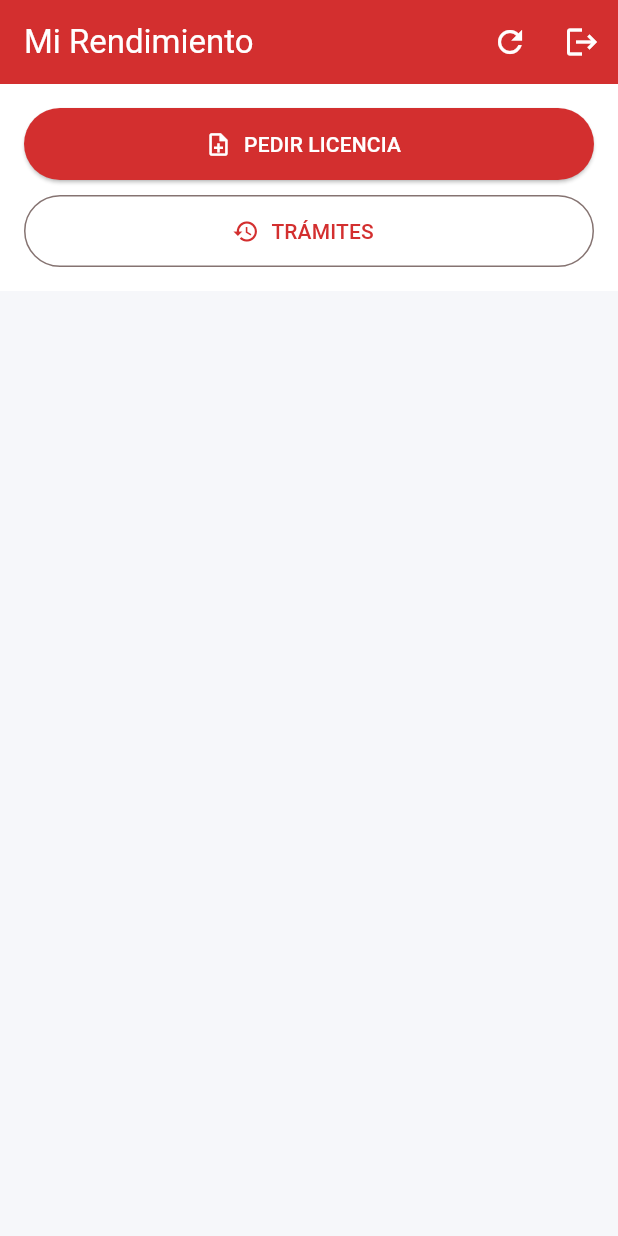
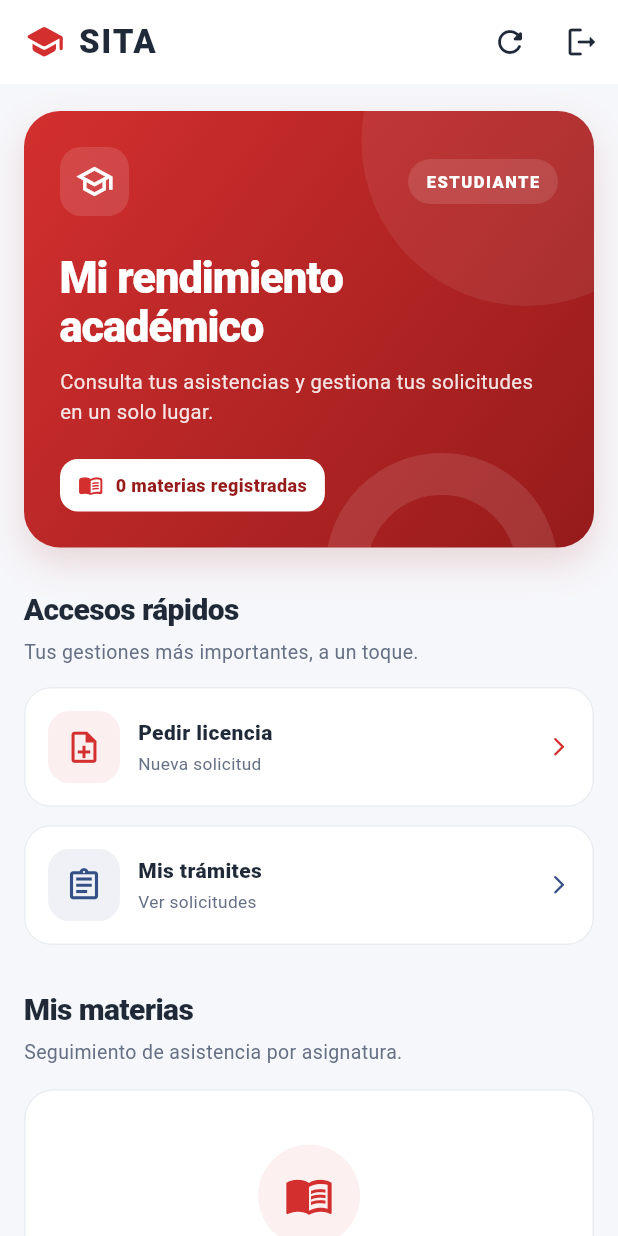
Before and after one commit to quisbertfabio6/app-proyecto-de-grado, a Flutter app: the EstudianteHomeScreen screen opened directly, on a phone screen of 412 x 824 dp. Run offline on Flutter 3.47's test engine with Material 3 defaults, Android fonts, the phone set to English and light mode, and no system bars; our stand-ins replace audioplayers, connectivity_plus, file_picker, flutter_image_compress, image_picker, shared_preferences and 1 more; missing offline and left inert: mobile_scanner; accounts and stored records are empty; network calls fail.

Commit message:
Fase 5: rediseño visible del panel estudiante con encabezado, accesos y progreso

```diff
--- a/lib/screens/estudiante/estudiante_home_screen.dart
+++ b/lib/screens/estudiante/estudiante_home_screen.dart
@@ -3,6 +3,7 @@ import '../../services/api_service.dart';
 import '../login_screen.dart';
 import 'licencia_form_screen.dart';
 import 'mis_licencias_screen.dart';
+import '../../widgets/sita_dashboard_ui.dart';
 
 class EstudianteHomeScreen extends StatefulWidget {
   const EstudianteHomeScreen({super.key});
@@ -43,47 +44,73 @@ class _EstudianteHomeScreenState extends State<EstudianteHomeScreen> {
   Widget build(BuildContext context) {
     return Scaffold(
       appBar: AppBar(
-        title: const Text('Mi Rendimiento'),
-        backgroundColor: const Color(0xFFD32F2F),
-        foregroundColor: Colors.white,
+        backgroundColor: Colors.white,
+        foregroundColor: sitaInk,
+        title: const Row(
+          mainAxisSize: MainAxisSize.min,
+          children: [
+            Icon(Icons.school_rounded, color: sitaRed, size: 27),
+            SizedBox(width: 9),
+            Text(
+              'SITA',
+              style: TextStyle(
+                fontWeight: FontWeight.w900,
+                letterSpacing: 1.2,
+                color: sitaInk,
+              ),
+            ),
+          ],
+        ),
         actions: [
           IconButton(
             tooltip: 'Actualizar materias',
-            icon: const Icon(Icons.refresh),
+            icon: const Icon(Icons.refresh_rounded),
             onPressed: _cargarDatos,
           ),
           IconButton(
             tooltip: 'Cerrar sesión',
-            icon: const Icon(Icons.logout),
+            icon: const Icon(Icons.logout_rounded),
             onPressed: _logout,
           ),
         ],
       ),
       body: _isLoading
           ? const Center(child: CircularProgressIndicator())
-          : Column(
+          : ListView(
+              padding: const EdgeInsets.fromLTRB(16, 18, 16, 28),
               children: [
-                // Acciones principales: en celulares estrechos se apilan
-                // para evitar que el texto de los botones se corte.
-                Container(
-                  padding: const EdgeInsets.all(16),
-                  color: Colors.white,
-                  child: LayoutBuilder(
+                SitaHeroBanner(
+                  section: 'ESTUDIANTE',
+                  title: 'Mi rendimiento\nacadémico',
+                  description:
+                      'Consulta tus asistencias y gestiona tus solicitudes en un solo lugar.',
+                  counterLabel: '${_materias.length} materias registradas',
+                  icon: Icons.school_outlined,
+                ),
+                const SizedBox(height: 27),
+                const SitaSectionTitle(
+                  title: 'Accesos rápidos',
+                  subtitle: 'Tus gestiones más importantes, a un toque.',
+                ),
+                const SizedBox(height: 14),
+                LayoutBuilder(
                   builder: (context, constraints) {
-                      final anchoDisponible = constraints.maxWidth;
-                      final unaColumna = anchoDisponible < 440;
-                      final anchoBoton = unaColumna
-                          ? anchoDisponible
-                          : (anchoDisponible - 10) / 2;
+                    final unaColumna = constraints.maxWidth < 600;
+                    final ancho = unaColumna
+                        ? constraints.maxWidth
+                        : (constraints.maxWidth - 12) / 2;
 
                     return Wrap(
-                        spacing: 10,
-                        runSpacing: 10,
+                      spacing: 12,
+                      runSpacing: 12,
                       children: [
                         SizedBox(
-                            width: anchoBoton,
-                            child: ElevatedButton.icon(
-                              onPressed: () {
+                          width: ancho,
+                          child: SitaActionTile(
+                            icon: Icons.note_add_outlined,
+                            title: 'Pedir licencia',
+                            subtitle: 'Nueva solicitud',
+                            onTap: () {
                               Navigator.push(
                                 context,
                                 MaterialPageRoute(
@@ -91,19 +118,16 @@ class _EstudianteHomeScreenState extends State<EstudianteHomeScreen> {
                                 ),
                               );
                             },
-                              icon: const Icon(Icons.note_add_outlined, size: 18),
-                              label: const Text('PEDIR LICENCIA'),
-                              style: ElevatedButton.styleFrom(
-                                backgroundColor: const Color(0xFFD32F2F),
-                                foregroundColor: Colors.white,
-                                minimumSize: const Size(0, 48),
-                              ),
                           ),
                         ),
                         SizedBox(
-                            width: anchoBoton,
-                            child: OutlinedButton.icon(
-                              onPressed: () {
+                          width: ancho,
+                          child: SitaActionTile(
+                            icon: Icons.assignment_outlined,
+                            title: 'Mis trámites',
+                            subtitle: 'Ver solicitudes',
+                            accent: const Color(0xFF344E86),
+                            onTap: () {
                               Navigator.push(
                                 context,
                                 MaterialPageRoute(
@@ -111,93 +135,166 @@ class _EstudianteHomeScreenState extends State<EstudianteHomeScreen> {
                                 ),
                               );
                             },
-                              icon: const Icon(Icons.history, size: 18),
-                              label: const Text('TRÁMITES'),
-                              style: OutlinedButton.styleFrom(
-                                foregroundColor: const Color(0xFFD32F2F),
-                                minimumSize: const Size(0, 48),
-                              ),
                           ),
                         ),
                       ],
                     );
                   },
                 ),
+                const SizedBox(height: 29),
+                const SitaSectionTitle(
+                  title: 'Mis materias',
+                  subtitle: 'Seguimiento de asistencia por asignatura.',
                 ),
+                const SizedBox(height: 15),
+                if (_materias.isEmpty)
+                  const SitaEmptyPanel(
+                    icon: Icons.menu_book_outlined,
+                    title: 'Todavía no hay materias',
+                    description:
+                        'Tus asignaturas aparecerán aquí cuando estén disponibles.',
+                  ),
+                ..._materias.map((materia) {
+                  final porcentaje = materia['porcentaje'];
+                  final esRiesgo = materia['riesgo'];
+                  final colorEstado = esRiesgo
+                      ? const Color(0xFFB42318)
+                      : const Color(0xFF15803D);
 
-                                // --- LISTA DE MATERIAS ---
-                Expanded(
-                  child: ListView.builder(
-                    padding: const EdgeInsets.all(16),
-                    itemCount: _materias.length,
-                    itemBuilder: (context, index) {
-                      final materia = _materias[index];
-                      final porcentaje = materia['porcentaje']; // 0 a 100
-                      final esRiesgo = materia['riesgo']; // true/false
-
-                      return Card(
-                        elevation: 1,
-                        margin: const EdgeInsets.only(bottom: 12),
-                        shape: RoundedRectangleBorder(
-                          side: esRiesgo ? const BorderSide(color: Colors.red, width: 2) : BorderSide.none,
-                          borderRadius: BorderRadius.circular(16)
+                  return Container(
+                    margin: const EdgeInsets.only(bottom: 13),
+                    padding: const EdgeInsets.all(18),
+                    decoration: BoxDecoration(
+                      color: Colors.white,
+                      borderRadius: BorderRadius.circular(20),
+                      border: Border.all(
+                        color: esRiesgo
+                            ? const Color(0xFFF3C2BE)
+                            : const Color(0xFFE8ECF2),
                       ),
-                        child: Padding(
-                          padding: const EdgeInsets.all(16.0),
+                      boxShadow: [
+                        BoxShadow(
+                          color: const Color(0xFF23334A).withAlpha(10),
+                          blurRadius: 15,
+                          offset: const Offset(0, 5),
+                        ),
+                      ],
+                    ),
                     child: Column(
                       crossAxisAlignment: CrossAxisAlignment.start,
                       children: [
-                              // Título y Porcentaje
                         Row(
-                                mainAxisAlignment: MainAxisAlignment.spaceBetween,
                           children: [
+                            Container(
+                              width: 44,
+                              height: 44,
+                              decoration: BoxDecoration(
+                                color: sitaRed.withAlpha(18),
+                                borderRadius: BorderRadius.circular(13),
+                              ),
+                              child: const Icon(
+                                Icons.auto_stories_outlined,
+                                color: sitaRed,
+                                size: 23,
+                              ),
+                            ),
+                            const SizedBox(width: 12),
+                            Expanded(
+                              child: Text(
+                                materia['nombre'],
+                                maxLines: 2,
+                                overflow: TextOverflow.ellipsis,
+                                style: const TextStyle(
+                                  color: sitaInk,
+                                  fontSize: 16,
+                                  fontWeight: FontWeight.w800,
+                                ),
+                              ),
+                            ),
+                            const SizedBox(width: 8),
+                            Container(
+                              padding: const EdgeInsets.symmetric(
+                                horizontal: 10,
+                                vertical: 7,
+                              ),
+                              decoration: BoxDecoration(
+                                color: colorEstado.withAlpha(20),
+                                borderRadius: BorderRadius.circular(12),
+                              ),
+                              child: Text(
+                                '$porcentaje%',
+                                style: TextStyle(
+                                  color: colorEstado,
+                                  fontSize: 14,
+                                  fontWeight: FontWeight.w900,
+                                ),
+                              ),
+                            ),
+                          ],
+                        ),
+                        const SizedBox(height: 21),
+                        Row(
+                          children: [
+                            const Text(
+                              'Asistencia',
+                              style: TextStyle(
+                                color: sitaInk,
+                                fontSize: 13,
+                                fontWeight: FontWeight.w700,
+                              ),
+                            ),
+                            const Spacer(),
                             Flexible(
                               child: Text(
-                                      materia['nombre'],
-                                      style: const TextStyle(fontSize: 16, fontWeight: FontWeight.bold),
-                                      overflow: TextOverflow.ellipsis,
+                                "${materia['asistencias_puntos']} de ${materia['total_clases']} clases",
+                                textAlign: TextAlign.end,
+                                style: const TextStyle(
+                                  color: sitaMuted,
+                                  fontSize: 12,
                                 ),
                               ),
-                                  Container(
-                                    padding: const EdgeInsets.symmetric(horizontal: 8, vertical: 4),
-                                    decoration: BoxDecoration(
-                                      color: esRiesgo ? Colors.red : Colors.green,
-                                      borderRadius: BorderRadius.circular(8)
                             ),
-                                    child: Text(
-                                      "$porcentaje%",
-                                      style: const TextStyle(color: Colors.white, fontWeight: FontWeight.bold),
-                                    ),
-                                  )
                           ],
                         ),
                         const SizedBox(height: 10),
-
-                              // Barra de Progreso
                         ClipRRect(
-                                borderRadius: BorderRadius.circular(5),
+                          borderRadius: BorderRadius.circular(10),
                           child: LinearProgressIndicator(
                             value: porcentaje / 100,
                             minHeight: 10,
-                                  backgroundColor: Colors.grey.shade300,
-                                  color: esRiesgo ? Colors.red : Colors.green,
+                            backgroundColor: const Color(0xFFEDF0F5),
+                            color: colorEstado,
                           ),
                         ),
-
-                              const SizedBox(height: 5),
-
-                              // Detalles Texto (SIN "REPROBADO")
-                              Text(
-                                "Clases asistidas: ${materia['asistencias_puntos']} de ${materia['total_clases']}",
-                                style: TextStyle(color: Colors.grey.shade700, fontSize: 12),
+                        const SizedBox(height: 12),
+                        Row(
+                          children: [
+                            Icon(
+                              esRiesgo
+                                  ? Icons.info_outline_rounded
+                                  : Icons.check_circle_outline_rounded,
+                              size: 16,
+                              color: colorEstado,
+                            ),
+                            const SizedBox(width: 7),
+                            Expanded(
+                              child: Text(
+                                esRiesgo
+                                    ? 'Asistencia en riesgo'
+                                    : 'Seguimiento de asistencia',
+                                style: TextStyle(
+                                  color: colorEstado,
+                                  fontSize: 12,
+                                  fontWeight: FontWeight.w600,
+                                ),
+                              ),
                             ),
                           ],
                         ),
+                      ],
                     ),
                   );
-                    },
-                  ),
-                ),
+                }),
               ],
             ),
     );
```
Lines whose indentation alone changed are shown as unchanged.
